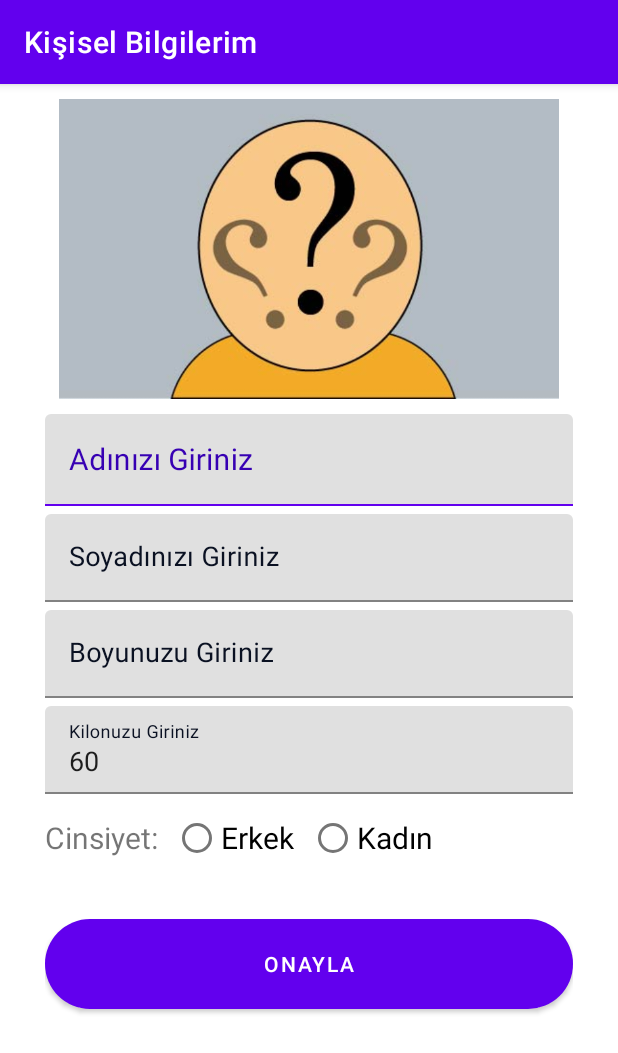
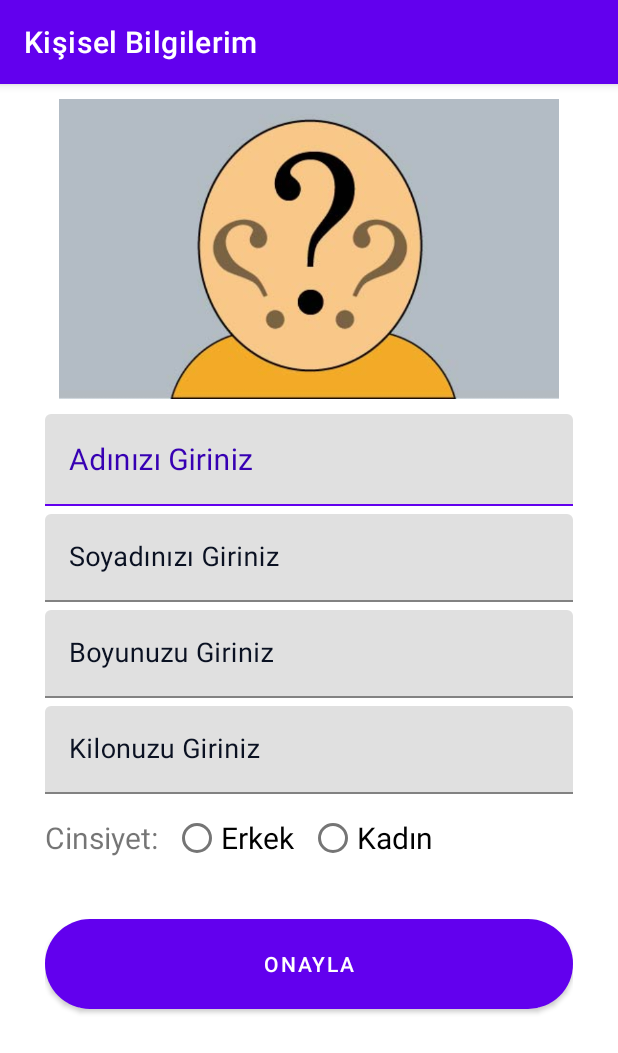
Before and after one commit to Qubits3/CalorieCalculator, an Android app: the screen it shows after launch (FirstActivity), on a phone screen of 412 x 824 dp. Shown: the top 1053 px of the screen. Run offline under Robolectric (Android 15) with nearby library versions, the phone set to English and light mode, and no system bars.

Commit message:
Fixed a bug.

```diff
--- a/app/src/main/java/com/example/caloriecalculator/FirstActivity.java
+++ b/app/src/main/java/com/example/caloriecalculator/FirstActivity.java
@@ -40,7 +40,7 @@ public class FirstActivity extends AppCompatActivity {
         String savedName = sharedP.getString("isim", "");
         String savedSurname = sharedP.getString("soyisim", "");
         String savedHeight = sharedP.getString("boy", "");
-        String savedWeight = sharedP.getString("kilo", "60");
+        String savedWeight = sharedP.getString("kilo", "");
         String savedGender = sharedP.getString("cinskey", "");
         int checkedId = sharedP.getInt("Gender", 0);
         nameL.setText(savedName);
```
